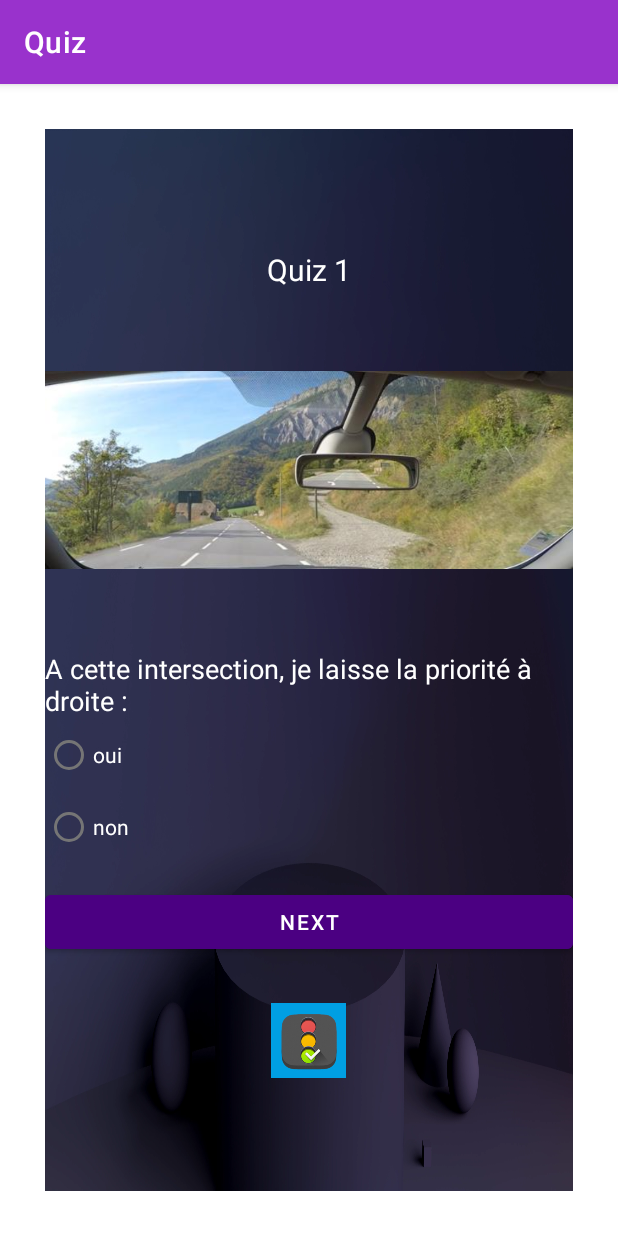
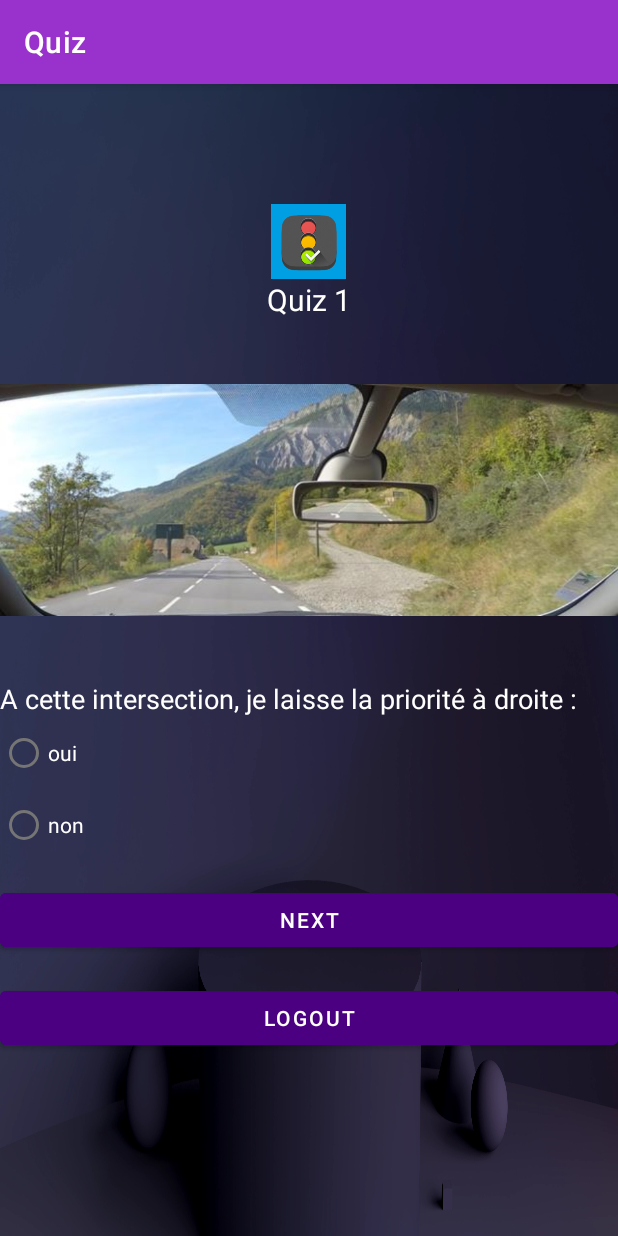
Before and after one commit to AyoubTraiki/QuizApp, an Android app: the screen it shows after launch once a user with an empty profile is signed in (Quiz1), on a phone screen of 412 x 824 dp. Run offline under Robolectric (Android 15) with nearby library versions, the phone set to English and light mode, and no system bars; our stand-ins replace Firebase (no records; nobody signed in at launch, a user with empty details on screens opened directly).

Commit message:
projet QuizApp android(java)

```diff
--- a/app/src/main/java/com/example/testapp/Quiz1.java
+++ b/app/src/main/java/com/example/testapp/Quiz1.java
@@ -9,11 +9,14 @@ import android.widget.RadioButton;
 import android.widget.RadioGroup;
 import android.widget.Toast;
 
+import com.google.firebase.auth.FirebaseAuth;
+
 public class Quiz1 extends AppCompatActivity {
     Button btnnext;
     RadioGroup btnradio;
     RadioButton btnradoui;
     RadioButton btnradnon;
+    Button btnlogout;
     static int score = 0;
     @Override
     protected void onCreate(Bundle savedInstanceState) {
@@ -24,6 +27,8 @@ public class Quiz1 extends AppCompatActivity {
         btnradoui = findViewById(R.id.radioButton);
         btnradnon = findViewById(R.id.radioButton2);
         btnnext = findViewById(R.id.button3);
+        btnlogout=findViewById(R.id.button2);
+        btnlogout.setOnClickListener(view -> {loginout();});
         btnradio.setOnCheckedChangeListener(new RadioGroup.OnCheckedChangeListener() {
             @Override
             public void onCheckedChanged(RadioGroup radioGroup, int CheckedButtonId) {
@@ -53,6 +58,10 @@ public class Quiz1 extends AppCompatActivity {
 
 
     }
+    public void loginout(){
+        FirebaseAuth.getInstance().signOut();
+        startActivity(new Intent(Quiz1.this,MainActivity.class));
+    }
 }
   /* public void btnchecked(){
        int radioId=btnradio.getCheckedRadioButtonId();
--- a/app/src/main/res/layout/activity_main.xml
+++ b/app/src/main/res/layout/activity_main.xml
@@ -6,7 +6,6 @@
     android:layout_height="match_parent"
     android:orientation="vertical"
     tools:context=".MainActivity"
-    android:layout_margin="30dp"
     android:background="@drawable/background">
 
 
--- a/app/src/main/res/layout/activity_quiz1.xml
+++ b/app/src/main/res/layout/activity_quiz1.xml
@@ -6,10 +6,16 @@
     android:layout_height="match_parent"
     android:orientation="vertical"
     tools:context=".Quiz1"
-    android:layout_margin="30dp"
     android:paddingTop="80dp"
     android:background="@drawable/background">
 
+    <ImageView
+        android:id="@+id/imageView4"
+        android:layout_width="50dp"
+        android:layout_height="50dp"
+        android:layout_gravity="center"
+        app:srcCompat="@drawable/logoo"
+        />
     <TextView
         android:id="@+id/textView3"
         android:layout_width="wrap_content"
@@ -19,6 +25,7 @@
         android:textSize="20dp"
         android:textColor="@color/white"
         />
+
 
     <ImageView
         android:id="@+id/imageView3"
@@ -65,15 +72,17 @@
         android:text="Next"
         android:textColor="@color/white"
         android:visibility="visible" />
+    <Button
+        android:id="@+id/button2"
+        android:layout_width="match_parent"
+        android:layout_height="wrap_content"
+        android:layout_marginTop="17dp"
+        android:text="@string/btnrigth"
+        android:backgroundTint="@color/customindingo"
+        android:textColor="@color/white"/>
 
-    <ImageView
-        android:id="@+id/imageView4"
-        android:layout_width="50dp"
-        android:layout_height="50dp"
-        android:layout_gravity="center"
-        android:layout_marginTop="30dp"
-        app:srcCompat="@drawable/logoo"
-        />
+
+
 
 
 </LinearLayout>
--- a/app/src/main/res/layout/activity_register.xml
+++ b/app/src/main/res/layout/activity_register.xml
@@ -6,7 +6,6 @@
     android:layout_height="match_parent"
     android:orientation="vertical"
     tools:context=".RegisterActivity"
-    android:layout_margin="30dp"
     android:paddingTop="80dp"
     android:background="@drawable/background">
     <ImageView
--- a/app/src/main/res/layout/activity_score_quiz.xml
+++ b/app/src/main/res/layout/activity_score_quiz.xml
@@ -6,7 +6,6 @@
     android:layout_height="match_parent"
     android:orientation="vertical"
     tools:context=".ScoreQuiz"
-    android:layout_margin="30dp"
     android:background="@drawable/background"
     android:paddingTop="30dp">
 
```
Also changed, not shown: app/src/main/java/com/example/testapp/Quiz2.java (+9 -0 lines), app/src/main/java/com/example/testapp/Quiz3.java (+9 -1 lines), app/src/main/java/com/example/testapp/Quiz4.java (+9 -0 lines), app/src/main/java/com/example/testapp/Quiz5.java (+9 -1 lines), app/src/main/res/layout/activity_quiz2.xml (+15 -8 lines), app/src/main/res/layout/activity_quiz3.xml (+16 -8 lines), app/src/main/res/layout/activity_quiz4.xml (+16 -8 lines), app/src/main/res/layout/activity_quiz5.xml (+16 -8 lines).
